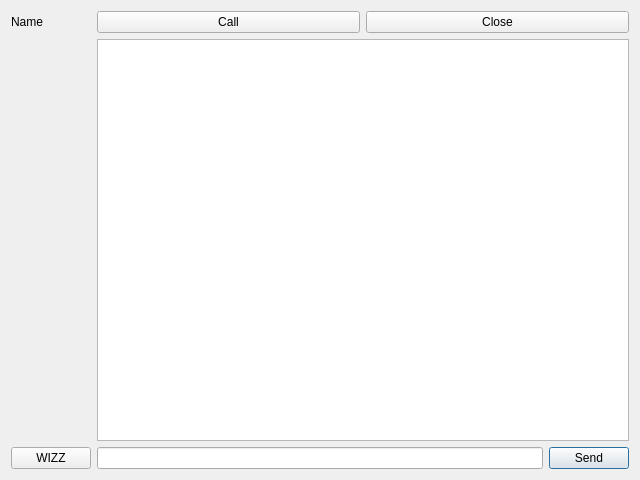
Above: Babel/Client_Test/Babel/Source/Window/chatWindow.ui from Daypi/DaltoBabel before the change. Below: the same form after it.
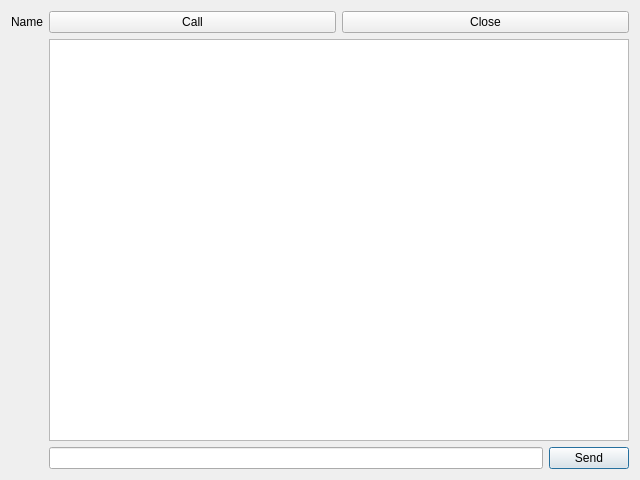
That is the form after the change.

Commit message: add du chat plus timestamp mieux

Patch:
```diff
--- a/Babel/Client_Test/Babel/Source/Window/chatWindow.ui
+++ b/Babel/Client_Test/Babel/Source/Window/chatWindow.ui
@@ -66,13 +66,6 @@
    <item row="2" column="1">
     <widget class="QLineEdit" name="msg"/>
    </item>
-   <item row="2" column="0">
-    <widget class="QPushButton" name="wizz">
-     <property name="text">
-      <string>WIZZ</string>
-     </property>
-    </widget>
-   </item>
   </layout>
  </widget>
  <resources/>
```
The commit also changes 16 other files.
